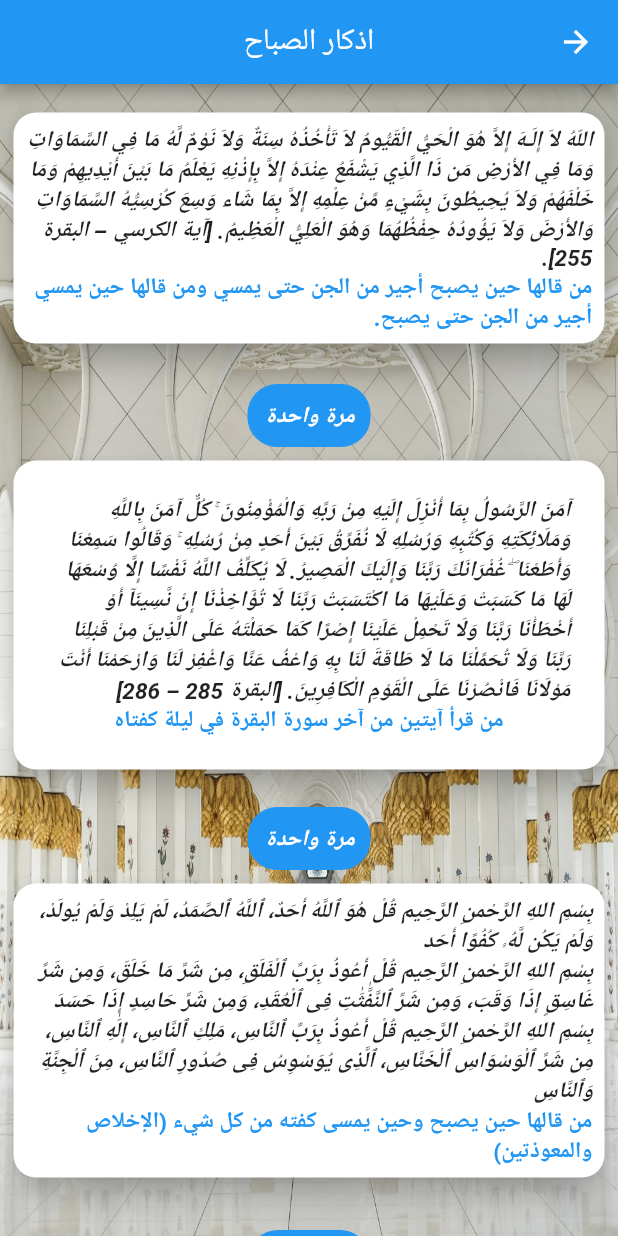
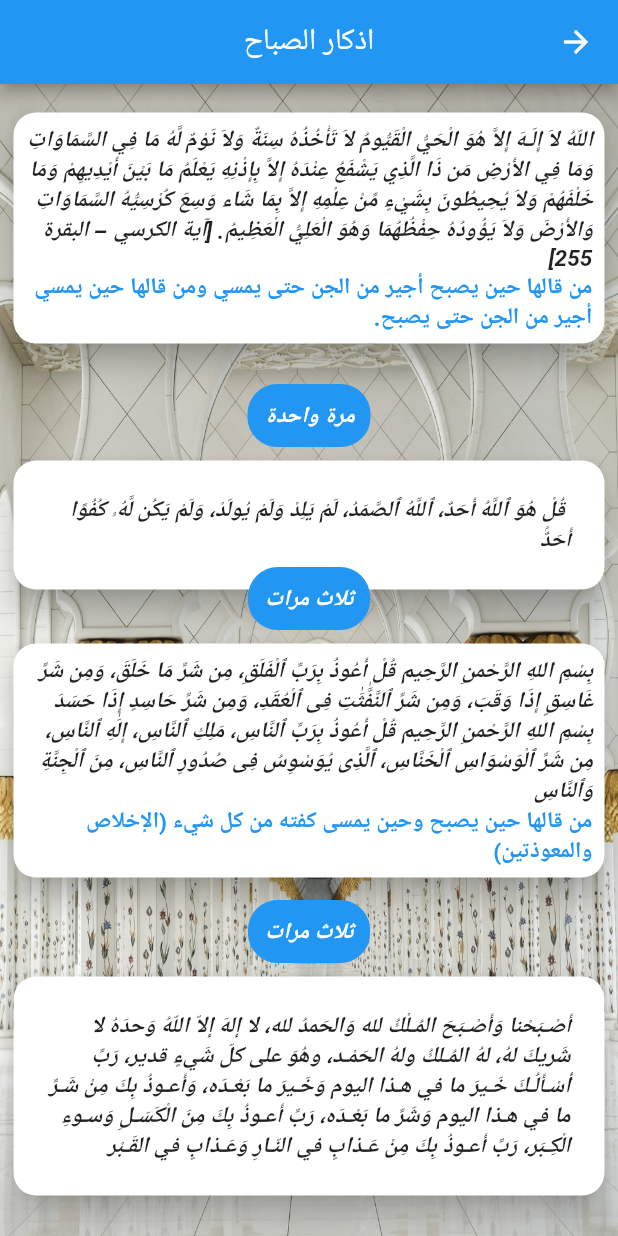
Before and after one commit to MahmoudMabrok/Tasbe7, a Flutter app: the MorningAzkar screen opened directly, on a phone screen of 412 x 824 dp. Run offline on Flutter 3.47's test engine with Material 2 defaults, Android fonts, the phone set to English and light mode, and no system bars; our stand-ins replace confetti, easy_localization, fluttertoast, hexcolor, shared_preferences, sqflite and 1 more; missing offline and left inert: flutter_beautiful_popup, nice_button; accounts and stored records are empty.

Commit message:
Stable version

```diff
--- a/lib/screens/morning_azkar.dart
+++ b/lib/screens/morning_azkar.dart
@@ -40,7 +40,7 @@ class MorningAzkar extends StatelessWidget {
                           padding: const EdgeInsets.all(0),
                           child: Column(
                             children: [
-                              Text('اللّهُ لاَ إِلَـهَ إِلاَّ هُوَ الْحَيُّ الْقَيُّومُ لاَ تَأْخُذُهُ سِنَةٌ وَلاَ نَوْمٌ لَّهُ مَا فِي السَّمَاوَاتِ وَمَا فِي الأَرْضِ مَن ذَا الَّذِي يَشْفَعُ عِنْدَهُ إِلاَّ بِإِذْنِهِ يَعْلَمُ مَا بَيْنَ أَيْدِيهِمْ وَمَا خَلْفَهُمْ وَلاَ يُحِيطُونَ بِشَيْءٍ مِّنْ عِلْمِهِ إِلاَّ بِمَا شَاء وَسِعَ كُرْسِيُّهُ السَّمَاوَاتِ وَالأَرْضَ وَلاَ يَؤُودُهُ حِفْظُهُمَا وَهُوَ الْعَلِيُّ الْعَظِيمُ. [آية الكرسي – البقرة 255].',style: TextStyle(fontWeight: FontWeight.bold , fontStyle: FontStyle.italic),),
+                              Text('اللّهُ لاَ إِلَـهَ إِلاَّ هُوَ الْحَيُّ الْقَيُّومُ لاَ تَأْخُذُهُ سِنَةٌ وَلاَ نَوْمٌ لَّهُ مَا فِي السَّمَاوَاتِ وَمَا فِي الأَرْضِ مَن ذَا الَّذِي يَشْفَعُ عِنْدَهُ إِلاَّ بِإِذْنِهِ يَعْلَمُ مَا بَيْنَ أَيْدِيهِمْ وَمَا خَلْفَهُمْ وَلاَ يُحِيطُونَ بِشَيْءٍ مِّنْ عِلْمِهِ إِلاَّ بِمَا شَاء وَسِعَ كُرْسِيُّهُ السَّمَاوَاتِ وَالأَرْضَ وَلاَ يَؤُودُهُ حِفْظُهُمَا وَهُوَ الْعَلِيُّ الْعَظِيمُ. [آية الكرسي – البقرة 255]',style: TextStyle(fontWeight: FontWeight.bold , fontStyle: FontStyle.italic),),
                               Text('من قالها حين يصبح أجير من الجن حتى يمسي ومن قالها حين يمسي أجير من الجن حتى يصبح.', style: TextStyle(fontWeight: FontWeight.bold ,color: Colors.blue )),
                             ],
                           ),
@@ -79,8 +79,7 @@ class MorningAzkar extends StatelessWidget {
                           padding: const EdgeInsets.all(15),
                           child: Column(
                             children: [
-                              Text('آمَنَ الرَّسُولُ بِمَا أُنْزِلَ إِلَيْهِ مِنْ رَبِّهِ وَالْمُؤْمِنُونَ ۚ كُلٌّ آمَنَ بِاللَّهِ وَمَلَائِكَتِهِ وَكُتُبِهِ وَرُسُلِهِ لَا نُفَرِّقُ بَيْنَ أَحَدٍ مِنْ رُسُلِهِ ۚ وَقَالُوا سَمِعْنَا وَأَطَعْنَا ۖ غُفْرَانَكَ رَبَّنَا وَإِلَيْكَ الْمَصِيرُ. لَا يُكَلِّفُ اللَّهُ نَفْسًا إِلَّا وُسْعَهَا لَهَا مَا كَسَبَتْ وَعَلَيْهَا مَا اكْتَسَبَتْ رَبَّنَا لَا تُؤَاخِذْنَا إِنْ نَّسِينَآ أَوْ أَخْطَأْنَا رَبَّنَا وَلَا تَحْمِلْ عَلَيْنَا إِصْرًا كَمَا حَمَلْتَهُ عَلَى الَّذِينَ مِنْ قَبْلِنَا رَبَّنَا وَلَا تُحَمِّلْنَا مَا لَا طَاقَةَ لَنَا بِهِ وَاعْفُ عَنَّا وَاغْفِرْ لَنَا وَارْحَمْنَا أَنْتَ مَوْلَانَا فَانْصُرْنَا عَلَى الْقَوْمِ الْكَافِرِينَ. [البقرة 285 – 286]',style: TextStyle(fontWeight: FontWeight.bold , fontStyle: FontStyle.italic),),
-                              Text('من قرأ آيتين من آخر سورة البقرة في ليلة كفتاه', style: TextStyle(fontWeight: FontWeight.bold ,color: Colors.blue )),
+                              Text(' قُلْ هُوَ ٱللَّهُ أَحَدٌ، ٱللَّهُ ٱلصَّمَدُ، لَمْ يَلِدْ وَلَمْ يُولَدْ، وَلَمْ يَكُن لَّهُۥ كُفُوًا أَحَدٌۢ',style: TextStyle(fontWeight: FontWeight.bold , fontStyle: FontStyle.italic),),
                             ],
                           ),
                         )
@@ -89,7 +88,7 @@ class MorningAzkar extends StatelessWidget {
                   Align(
                     alignment: Alignment.bottomCenter,
                     child: Container(
-                      margin: const EdgeInsets.only(top: 240),
+                      margin: const EdgeInsets.only(top: 80),
                       padding: const EdgeInsets.all(10),
                       decoration: BoxDecoration(
                           color: Colors.blue,
@@ -98,7 +97,7 @@ class MorningAzkar extends StatelessWidget {
                           ),
                           borderRadius: BorderRadius.all(Radius.circular(20))
                       ),
-                      child: Text('مرة واحدة', style: TextStyle(color: Colors.white , fontWeight: FontWeight.bold , fontStyle: FontStyle.italic)),
+                      child: Text('ثلاث مرات', style: TextStyle(color: Colors.white , fontWeight: FontWeight.bold , fontStyle: FontStyle.italic)),
                     ),
                   )
                 ],
@@ -118,7 +117,6 @@ class MorningAzkar extends StatelessWidget {
                           padding: const EdgeInsets.all(0),
                           child: Column(
                             children: [
-                              Text('بِسْمِ اللهِ الرَّحْمنِ الرَّحِيم قُلْ هُوَ ٱللَّهُ أَحَدٌ، ٱللَّهُ ٱلصَّمَدُ، لَمْ يَلِدْ وَلَمْ يُولَدْ، وَلَمْ يَكُن لَّهُۥ كُفُوًا أَحَد',style: TextStyle(fontWeight: FontWeight.bold , fontStyle: FontStyle.italic),),
                               Text('بِسْمِ اللهِ الرَّحْمنِ الرَّحِيم قُلْ أَعُوذُ بِرَبِّ ٱلْفَلَقِ، مِن شَرِّ مَا خَلَقَ، وَمِن شَرِّ غَاسِقٍ إِذَا وَقَبَ، وَمِن شَرِّ ٱلنَّفَّٰثَٰتِ فِى ٱلْعُقَدِ، وَمِن شَرِّ حَاسِدٍ إِذَا حَسَدَ',style: TextStyle(fontWeight: FontWeight.bold , fontStyle: FontStyle.italic),),
                               Text('بِسْمِ اللهِ الرَّحْمنِ الرَّحِيم قُلْ أَعُوذُ بِرَبِّ ٱلنَّاسِ، مَلِكِ ٱلنَّاسِ، إِلَٰهِ ٱلنَّاسِ، مِن شَرِّ ٱلْوَسْوَاسِ ٱلْخَنَّاسِ، ٱلَّذِى يُوَسْوِسُ فِى صُدُورِ ٱلنَّاسِ، مِنَ ٱلْجِنَّةِ وَٱلنَّاسِ',style: TextStyle(fontWeight: FontWeight.bold , fontStyle: FontStyle.italic),),
                               Text('من قالها حين يصبح وحين يمسى كفته من كل شيء (الإخلاص والمعوذتين)', style: TextStyle(fontWeight: FontWeight.bold ,color: Colors.blue )),
@@ -130,7 +128,7 @@ class MorningAzkar extends StatelessWidget {
                   Align(
                     alignment: Alignment.bottomCenter,
                     child: Container(
-                      margin: const EdgeInsets.only(top: 240),
+                      margin: const EdgeInsets.only(top: 180),
                       padding: const EdgeInsets.all(10),
                       decoration: BoxDecoration(
                           color: Colors.blue,
@@ -159,7 +157,7 @@ class MorningAzkar extends StatelessWidget {
                           padding: const EdgeInsets.all(15  ),
                           child: Column(
                             children: [
-                              Text('أَمْسَيْـنا وَأَمْسـى المـلكُ لله وَالحَمدُ لله، لا إلهَ إلاّ اللّهُ وَحدَهُ لا شَريكَ لهُ، لهُ المُـلكُ ولهُ الحَمْـد، وهُوَ على كلّ شَيءٍ قدير، رَبِّ أسْـأَلُـكَ خَـيرَ ما في هـذهِ اللَّـيْلَةِ وَخَـيرَ ما بَعْـدَهـا، وَأَعـوذُ بِكَ مِنْ شَـرِّ ما في هـذهِ اللَّـيْلةِ وَشَرِّ ما بَعْـدَهـا، رَبِّ أَعـوذُ بِكَ مِنَ الْكَسَـلِ وَسـوءِ الْكِـبَر، رَبِّ أَعـوذُ بِكَ مِنْ عَـذابٍ في النّـارِ وَعَـذابٍ في القَـبْر',style: TextStyle(fontWeight: FontWeight.bold , fontStyle: FontStyle.italic),),
+                              Text('أَصْـبَحْنا وَأَصْـبَحَ المُـلْكُ لله وَالحَمدُ لله، لا إلهَ إلاّ اللّهُ وَحدَهُ لا شَريكَ لهُ، لهُ المُـلكُ ولهُ الحَمْـد، وهُوَ على كلّ شَيءٍ قدير، رَبِّ أسْـأَلُـكَ خَـيرَ ما في هـذا اليوم وَخَـيرَ ما بَعْـدَه، وَأَعـوذُ بِكَ مِنْ شَـرِّ ما في هـذا اليوم وَشَرِّ ما بَعْـدَه، رَبِّ أَعـوذُ بِكَ مِنَ الْكَسَـلِ وَسـوءِ الْكِـبَر، رَبِّ أَعـوذُ بِكَ مِنْ عَـذابٍ في النّـارِ وَعَـذابٍ في القَـبْر',style: TextStyle(fontWeight: FontWeight.bold , fontStyle: FontStyle.italic),),
                             ],
                           ),
                         )
@@ -275,7 +273,7 @@ class MorningAzkar extends StatelessWidget {
                           padding: const EdgeInsets.all(15),
                           child: Column(
                             children: [
-                              Text('اللّهُـمَّ إِنِّـي أَمسيتُ أُشْـهِدُك ، وَأُشْـهِدُ حَمَلَـةَ عَـرْشِـك، وَمَلَائِكَتَكَ، وَجَمـيعَ خَلْـقِك، أَنَّـكَ أَنْـتَ اللهُ لا إلهَ إلاّ أَنْـتَ وَحْـدَكَ لا شَريكَ لَـك، وَأَنَّ ُ مُحَمّـداً عَبْـدُكَ وَرَسـولُـك',style: TextStyle(fontWeight: FontWeight.bold , fontStyle: FontStyle.italic),),
+                              Text('اللّهُـمَّ إِنِّـي أَصْبَـحْتُ أُشْـهِدُك، وَأُشْـهِدُ حَمَلَـةَ عَـرْشِـك، وَمَلَائِكَتَكَ، وَجَمـيعَ خَلْـقِك، أَنَّـكَ أَنْـتَ اللهُ لا إلهَ إلاّ أَنْـتَ وَحْـدَكَ لا شَريكَ لَـك، وَأَنَّ ُ مُحَمّـداً عَبْـدُكَ وَرَسـولُـك',style: TextStyle(fontWeight: FontWeight.bold , fontStyle: FontStyle.italic),),
                               Text('من قالها أعتقه الله من النار', style: TextStyle(fontWeight: FontWeight.bold ,color: Colors.blue )),
                             ],
                           ),
@@ -314,7 +312,7 @@ class MorningAzkar extends StatelessWidget {
                           padding: const EdgeInsets.all(15),
                           child: Column(
                             children: [
-                              Text('اللّهُـمَّ ما أَمسى بي مِـنْ نِعْـمَةٍ أَو بِأَحَـدٍ مِـنْ خَلْـقِك، فَمِـنْكَ وَحْـدَكَ لا شريكَ لَـك، فَلَـكَ الْحَمْـدُ وَلَـكَ الشُّكْـر',style: TextStyle(fontWeight: FontWeight.bold , fontStyle: FontStyle.italic),),
+                              Text('اللّهُـمَّ ما أَصْبَـَحَ بي مِـنْ نِعْـمَةٍ أَو بِأَحَـدٍ مِـنْ خَلْـقِك ، فَمِـنْكَ وَحْـدَكَ لا شريكَ لَـك ، فَلَـكَ الْحَمْـدُ وَلَـكَ الشُّكْـر',style: TextStyle(fontWeight: FontWeight.bold , fontStyle: FontStyle.italic),),
                               Text('من قالها حين يمسى أدى شكر يومه', style: TextStyle(fontWeight: FontWeight.bold ,color: Colors.blue )),
                             ],
                           ),
@@ -433,7 +431,7 @@ class MorningAzkar extends StatelessWidget {
                           padding: const EdgeInsets.all(15),
                           child: Column(
                             children: [
-                              Text('اللّهُـمَّ بِكَ أَمْسَـينا وَبِكَ أَصْـبَحْنا، وَبِكَ نَحْـيا وَبِكَ نَمُـوتُ وَإِلَـيْكَ الْمَصِيرُ',style: TextStyle(fontWeight: FontWeight.bold , fontStyle: FontStyle.italic),),
+                              Text('اللّهُـمَّ بِكَ أَصْـبَحْنا وَبِكَ أَمْسَـينا، وَبِكَ نَحْـيا وَبِكَ نَمُـوتُ وَإِلَـيْكَ النُّـشُور',style: TextStyle(fontWeight: FontWeight.bold , fontStyle: FontStyle.italic),),
                             ],
                           ),
                         )
@@ -471,7 +469,7 @@ class MorningAzkar extends StatelessWidget {
                           padding: const EdgeInsets.all(15),
                           child: Column(
                             children: [
-                              Text('أَمْسَيْنَا عَلَى فِطْرَةِ الإسْلاَمِ، وَعَلَى كَلِمَةِ الإِخْلاَصِ، وَعَلَى دِينِ نَبِيِّنَا مُحَمَّدٍ صَلَّى اللهُ عَلَيْهِ وَسَلَّمَ، وَعَلَى مِلَّةِ أَبِينَا إبْرَاهِيمَ حَنِيفاً مُسْلِماً وَمَا كَانَ مِنَ المُشْرِكِينَ',style: TextStyle(fontWeight: FontWeight.bold , fontStyle: FontStyle.italic),),
+                              Text('أَصْبَـحْـنا عَلَى فِطْرَةِ الإسْلاَمِ، وَعَلَى كَلِمَةِ الإِخْلاَصِ، وَعَلَى دِينِ نَبِيِّنَا مُحَمَّدٍ صَلَّى اللهُ عَلَيْهِ وَسَلَّمَ، وَعَلَى مِلَّةِ أَبِينَا إبْرَاهِيمَ حَنِيفاً مُسْلِماً وَمَا كَانَ مِنَ المُشْرِكِينَ',style: TextStyle(fontWeight: FontWeight.bold , fontStyle: FontStyle.italic),),
                             ],
                           ),
                         )
@@ -699,7 +697,7 @@ class MorningAzkar extends StatelessWidget {
                           padding: const EdgeInsets.all(15),
                           child: Column(
                             children: [
-                              Text('أَمْسَيْنا وَأَمْسَى الْمُلْكُ للهِ رَبِّ الْعَالَمَيْنِ، اللَّهُمَّ إِنَّي أسْأَلُكَ خَيْرَ هَذَه اللَّيْلَةِ فَتْحَهَا ونَصْرَهَا، ونُوْرَهَا وبَرَكَتهَا، وَهُدَاهَا، وَأَعُوذُ بِكَ مِنْ شَرِّ مَا فيهِا وَشَرَّ مَا بَعْدَهَ',style: TextStyle(fontWeight: FontWeight.bold , fontStyle: FontStyle.italic),),
+                              Text('أَصْبَـحْـنا وَأَصْبَـحْ المُـلكُ للهِ رَبِّ العـالَمـين، اللّهُـمَّ إِنِّـي أسْـأَلُـكَ خَـيْرَ هـذا الـيَوْم ، فَـتْحَهُ، وَنَصْـرَهُ، وَنـورَهُ وَبَـرَكَتَـهُ، وَهُـداهُ، وَأَعـوذُ بِـكَ مِـنْ شَـرِّ ما فـيهِ وَشَـرِّ ما بَعْـدَه',style: TextStyle(fontWeight: FontWeight.bold , fontStyle: FontStyle.italic),),
                             ],
                           ),
                         )
@@ -819,7 +817,7 @@ class MorningAzkar extends StatelessWidget {
                             child: Column(
                               children: [
                                 Text('اللَّهُمَّ صَلِّ وَسَلِّمْ وَبَارِكْ على نَبِيِّنَا مُحمَّد',style: TextStyle(fontWeight: FontWeight.bold , fontStyle: FontStyle.italic),),
-                                Text('من صلى علي حين يصبح وحين يمسى أدركته شفاعتي يوم القيامة', style: TextStyle(fontWeight: FontWeight.bold ,color: Colors.blue )),
+                                Text('من صلى عليَّ حين يصبح عشرًا، وحين يمسي عشرًا ، أدركته شفاعتي يوم القيامة. رواه الطبراني', style: TextStyle(fontWeight: FontWeight.bold ,color: Colors.blue )),
                               ],
                             ),
                           )
@@ -998,6 +996,7 @@ class MorningAzkar extends StatelessWidget {
                 ],
               ),
               Stack(
+                alignment: Alignment.center,
                 children: [
                   Container(
                     padding: const EdgeInsets.all(0),
@@ -1012,7 +1011,7 @@ class MorningAzkar extends StatelessWidget {
                           padding: const EdgeInsets.all(15),
                           child: Column(
                             children: [
-                              Text('لَا إلَه إلّا اللهُ وَحْدَهُ لَا شَرِيكَ لَهُ، لَهُ الْمُلْكُ وَلَهُ الْحَمْدُ وَهُوَ عَلَى كُلِّ شَيْءِ قَدِيرِ',style: TextStyle(fontWeight: FontWeight.bold , fontStyle: FontStyle.italic),),
+                              Text('اللَّهُمَّ إِنِّي أَسْأَلُكَ عِلْمًا نَافِعًا، وَرِزْقًا طَيِّبًا، وَعَمَلًا مُتَقَبَّلً',style: TextStyle(fontWeight: FontWeight.bold , fontStyle: FontStyle.italic),),
                             ],
                           ),
                         )
@@ -1021,7 +1020,7 @@ class MorningAzkar extends StatelessWidget {
                   Align(
                     alignment: Alignment.bottomCenter,
                     child: Container(
-                      margin: const EdgeInsets.only(top: 85),
+                      margin: const EdgeInsets.only(top: 70),
                       padding: const EdgeInsets.all(10),
                       decoration: BoxDecoration(
                           color: Colors.blue,
@@ -1090,7 +1089,8 @@ class MorningAzkar extends StatelessWidget {
                           padding: const EdgeInsets.all(15),
                           child: Column(
                             children: [
-                              Text('سُبْحـانَ اللهِ وَبِحَمْـدِهِ',style: TextStyle(fontWeight: FontWeight.bold , fontStyle: FontStyle.italic),),
+                              Text('لا إلَهَ إلَّا اللَّهُ، وحْدَهُ لا شَرِيكَ له، له المُلْكُ وله الحَمْدُ، وهو علَى كُلِّ شيءٍ قَدِيرٌ',style: TextStyle(fontWeight: FontWeight.bold , fontStyle: FontStyle.italic),),
+                              Text('كانَتْ له عَدْلَ عَشْرِ رِقابٍ، وكُتِبَتْ له مِئَةُ حَسَنَةٍ، ومُحِيَتْ عنْه مِئَةُ سَيِّئَةٍ، وكانَتْ له حِرْزًا مِنَ الشَّيْطانِ يَومَهُ ذلكَ حتَّى يُمْسِيَ، ولَمْ يَأْتِ أحَدٌ بأَفْضَلَ ممَّا جاءَ به، إلَّا أحَدٌ عَمِلَ أكْثَرَ مِن ذلكَ',style: TextStyle(fontWeight: FontWeight.bold ,color: Colors.blue )),
                             ],
                           ),
                         )
@@ -1099,7 +1099,7 @@ class MorningAzkar extends StatelessWidget {
                   Align(
                     alignment: Alignment.bottomCenter,
                     child: Container(
-                      margin: const EdgeInsets.only(top: 90),
+                      margin: const EdgeInsets.only(top: 170),
                       padding: const EdgeInsets.all(10),
                       decoration: BoxDecoration(
                           color: Colors.blue,
--- a/resources/ar-AR.json
+++ b/resources/ar-AR.json
@@ -1,7 +1,7 @@
 {
   "appName": "تسابيح",
   "homeAppBarTittle": "تسابيح",
-  "dialogTextFieldName": "الاسم",
+  "dialogTextFieldName": "الاسم*",
   "dialogTextFieldValue": "القيمة",
   "dialogCancleButton": "الغاء",
   "dialogAddButton": "اضافة",
```
Also changed, not shown: lib/screens/evning_azkar.dart (+28 -0 lines), lib/screens/home.dart (+87 -76 lines), lib/screens/praise.dart (+9 -0 lines), lib/widgets/drawer_widget.dart (+11 -0 lines).
